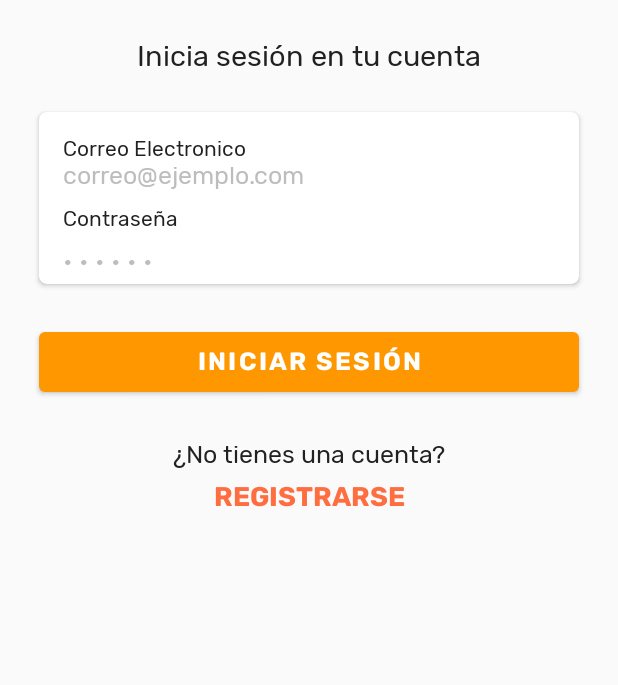
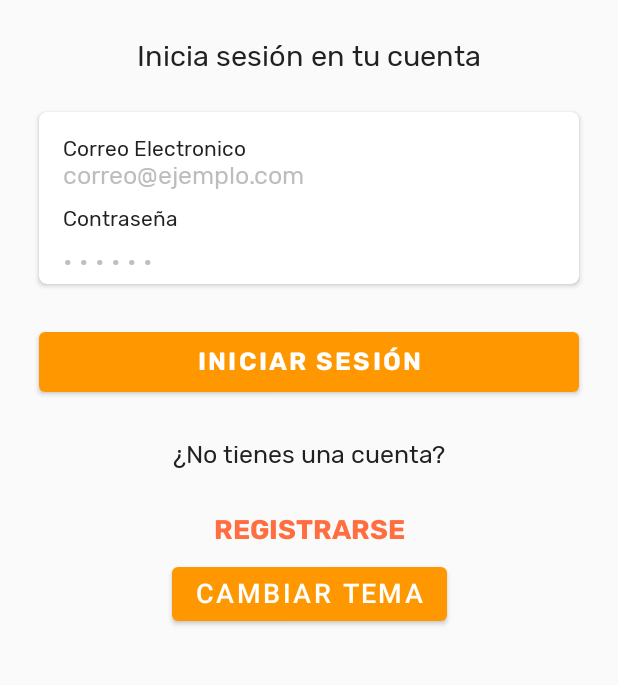
Before and after one commit to Mauro-AGalvezT/VideoMeeting, an Android app: the screen it shows after launch (SignInActivity), on a phone screen of 412 x 824 dp, the part 293-978 px from its top. Run offline under Robolectric (Android 15) with nearby library versions, the phone set to English and light mode, and no system bars; our stand-ins replace Firebase (no records; nobody signed in at launch, a user with empty details on screens opened directly), sdp/ssp sizes; libraries missing offline, so code that uses them is left out: com.google.rpc.context.

Commit message:
cambio de tema uu

```diff
--- a/app/src/main/java/com/galvez/videomeeting/Activities/SignInActivity.java
+++ b/app/src/main/java/com/galvez/videomeeting/Activities/SignInActivity.java
@@ -1,6 +1,7 @@
 package com.galvez.videomeeting.Activities;
 
 import androidx.appcompat.app.AppCompatActivity;
+import androidx.core.content.res.ResourcesCompat;
 
 import android.content.Intent;
 import android.os.Bundle;
@@ -18,6 +19,7 @@ import com.galvez.videomeeting.Utilities.PreferenceManager;
 import com.galvez.videomeeting.databinding.ActivitySignInBinding;
 import com.google.firebase.firestore.DocumentSnapshot;
 import com.google.firebase.firestore.FirebaseFirestore;
+import com.google.rpc.context.AttributeContext;
 
 public class SignInActivity extends AppCompatActivity {
 
@@ -40,6 +42,16 @@ public class SignInActivity extends AppCompatActivity {
         binding.textSignUp.setOnClickListener(v -> startActivity(new Intent(getApplicationContext(),SignUpActivity.class)));
 
         binding.buttonSignIn.setOnClickListener(v -> fieldValidation());
+
+        binding.btnChangeTheme.setOnClickListener(new View.OnClickListener() {
+            @Override
+            public void onClick(View v) {
+                setTheme(R.style.Theme_MaterialComponents_Light_NoActionBar);
+                //setContentView(view);
+
+                SignInActivity.this.recreate();
+            }
+        });
 
     }
     private void fieldValidation(){
--- a/app/src/main/res/layout/activity_sign_in.xml
+++ b/app/src/main/res/layout/activity_sign_in.xml
@@ -197,6 +197,21 @@
             app:layout_constraintTop_toBottomOf="@id/textNoAccount"
             />
 
+        <Button
+            android:id="@+id/btnChangeTheme"
+            android:layout_width="wrap_content"
+            android:layout_height="wrap_content"
+            android:gravity="center"
+            android:includeFontPadding="false"
+            android:text="Cambiar tema"
+            android:textAllCaps="true"
+            android:textColor="@color/colorTextIcons"
+            android:textSize="@dimen/_14sdp"
+            app:layout_constraintBottom_toBottomOf="parent"
+            app:layout_constraintEnd_toEndOf="parent"
+            app:layout_constraintStart_toStartOf="parent"
+            app:layout_constraintTop_toBottomOf="@+id/textSignUp" />
+
     </androidx.constraintlayout.widget.ConstraintLayout>
 
 </ScrollView>
--- a/app/src/main/res/values/themes.xml
+++ b/app/src/main/res/values/themes.xml
@@ -1,6 +1,6 @@
 <resources xmlns:tools="http://schemas.android.com/tools">
     <!-- Base application theme. -->
-    <style name="Theme.VideoMeeting" parent="Theme.MaterialComponents.DayNight.NoActionBar">
+    <style name="Theme.VideoMeeting" parent="Theme.MaterialComponents.Light.NoActionBar">
         <!-- Primary brand color. -->
         <item name="colorPrimary">@color/colorPrimary</item>
         <item name="colorPrimaryVariant">@color/colorPrimaryDark</item>
```
